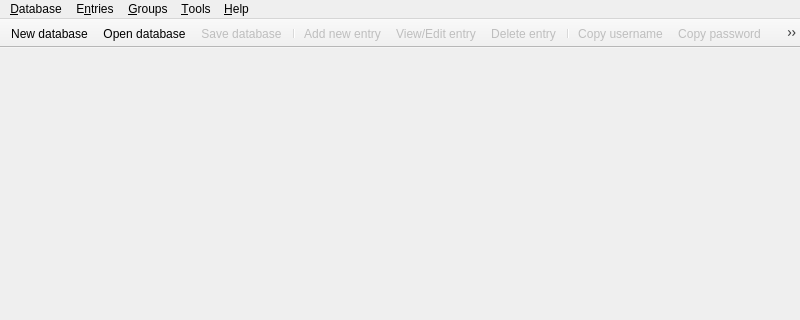
The window that src/gui/MainWindow.ui (keepassxreboot/keepassxc) describes before a commit, drawn with Qt 5; both pictures show x 0 to 800 and y 0 to 320 of the 800 by 600 pixel window.
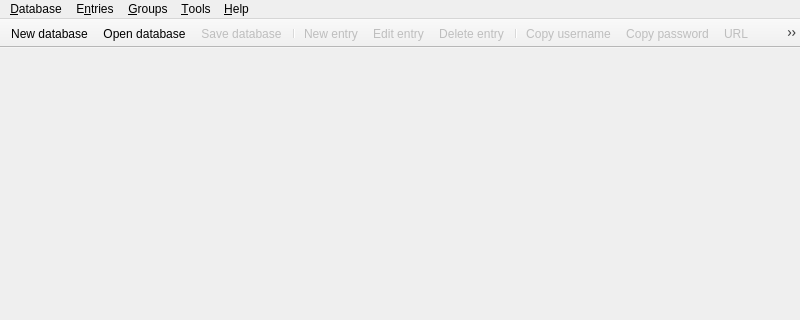
The same window after the commit. Custom widgets are drawn as their Qt base class.

Diff of the .ui file:
```diff
--- a/src/gui/MainWindow.ui
+++ b/src/gui/MainWindow.ui
@@ -366,7 +366,10 @@
   </action>
   <action name="actionDatabaseNew">
    <property name="text">
-    <string>&amp;New database</string>
+    <string>&amp;New database...</string>
+   </property>
+   <property name="toolTip">
+    <string>Create a new database</string>
    </property>
   </action>
   <action name="actionDatabaseMerge">
@@ -379,7 +382,10 @@
     <bool>false</bool>
    </property>
    <property name="text">
-    <string>&amp;Add new entry</string>
+    <string>&amp;New entry</string>
+   </property>
+   <property name="toolTip">
+    <string>Add a new entry</string>
    </property>
   </action>
   <action name="actionEntryEdit">
@@ -387,7 +393,10 @@
     <bool>false</bool>
    </property>
    <property name="text">
-    <string>&amp;View/Edit entry</string>
+    <string>&amp;Edit entry</string>
+   </property>
+   <property name="toolTip">
+    <string>View or edit entry</string>
    </property>
   </action>
   <action name="actionEntryDelete">
@@ -476,7 +485,7 @@
     <bool>false</bool>
    </property>
    <property name="text">
-    <string>Cop&amp;y password</string>
+    <string>Copy &amp;password</string>
    </property>
    <property name="toolTip">
     <string>Copy password to clipboard</string>
@@ -506,7 +515,7 @@
     <bool>false</bool>
    </property>
    <property name="text">
-    <string>&amp;Perform Auto-Type</string>
+    <string>Perform &amp;Auto-Type</string>
    </property>
   </action>
   <action name="actionEntryOpenUrl">
```
Left out of the diff: 49 changed lines with no effect on the pictures.
